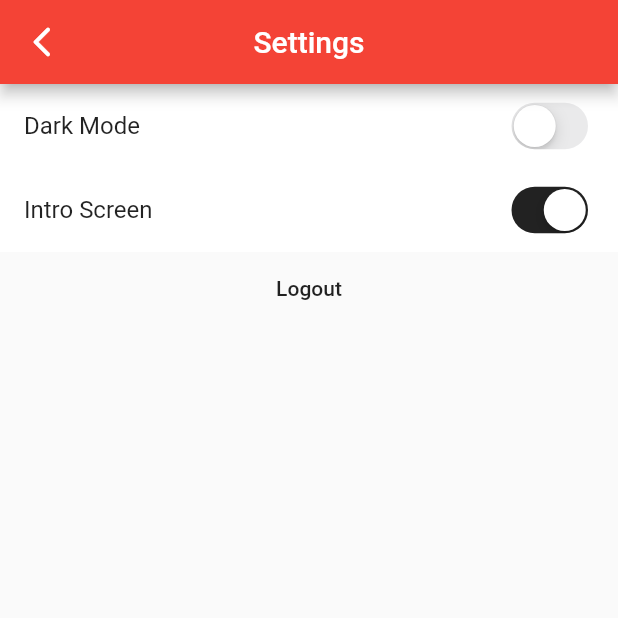
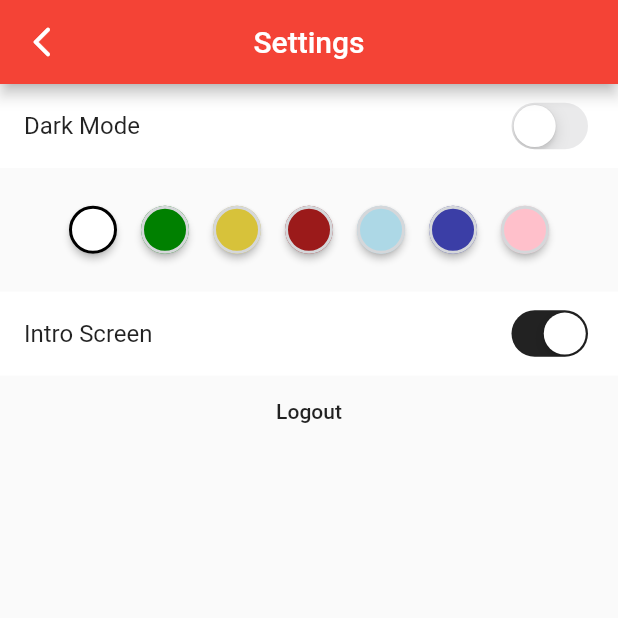
Before and after one commit to SaiVaraPrasad-3/college-navigation-, a Flutter app: the SettingsPage screen opened by its route, on a phone screen of 412 x 824 dp, the top half of it. Run offline on Flutter 3.47's test engine with Material 2 defaults, Android fonts, the phone set to English and light mode, and no system bars; our stand-ins replace firebase_auth, flutter_easyrefresh, geolocator, google_maps_flutter, google_sign_in, image_picker and 4 more; missing offline and left inert: autocomplete_textfield, circular_bottom_navigation, fancy_on_boarding; accounts and stored records are empty; network calls fail.

Commit message:
Changes in setting page

```diff
--- a/lib/controller/utils/constants.dart
+++ b/lib/controller/utils/constants.dart
@@ -1,4 +1,4 @@
-var db_host = "http://172.20.10.3:3000";
+var db_host = "http://192.168.0.9:3000";
 // var db_host = "http://192.168.0.6:3000";
 
 //to get images
--- a/lib/view/settings_page.dart
+++ b/lib/view/settings_page.dart
@@ -12,7 +12,36 @@ class _SettingsPageState extends State<SettingsPage> {
   bool intro = true;
   bool isLoggedIn = false;
   String savedUserid = '';
+  String colorName;
 
+//list of colors
+  static const List<_NamedColor> listOfColors = <_NamedColor>[
+    _NamedColor(Color(0xFFFFFFFF), '0xFFFFFFFF', "White"),
+    _NamedColor(Color(0xFF008000), '0xFF008000', "Green"),
+    _NamedColor(Color(0xFFD7C23A), '0xFFD7C23A', "Yellow"),
+    _NamedColor(Color(0xFF9B1A1A), '0xFF9B1A1A', "Red"),
+    _NamedColor(Color(0xFFADD8E6), '0xFFADD8E6', "Light Blue"),
+    _NamedColor(Color(0xFF3B3EA6), '0xFF3B3EA6', "Dark Blue"),
+    _NamedColor(Color(0xFFFFC0CB), '0xFFFFC0CB', "Pink"),
+  ];
+
+  Color _appColor = listOfColors.first.color;
+
+  // to handle the action when color changes
+  void _onColorChanged(_NamedColor value) async {
+    SharedPreferences preferences = await SharedPreferences.getInstance();
+
+    setState(() {
+      //storing hex value from color list in shared preference
+      preferences.setString("primaryColor", value.colorIntValue);
+      print(value.name + " " + value.colorIntValue);
+      DynamicTheme.of(context)
+          .setThemeData(ThemeData(primaryColor: value.color));
+      colorName = value.name;
+    });
+  }
+
+  // method to get the brightness of app
   _getBrightness() async {
     SharedPreferences prefs = await SharedPreferences.getInstance();
     setState(() {
@@ -20,6 +49,11 @@ class _SettingsPageState extends State<SettingsPage> {
     });
   }
 
+  // Future<void> signOut() async {
+  //   return _firebaseAuth.signOut();
+  // }
+
+  // method to check if intro page is enabled or not
   _getIntroPageOption() async {
     SharedPreferences preferences = await SharedPreferences.getInstance();
     setState(() {
@@ -28,6 +62,7 @@ class _SettingsPageState extends State<SettingsPage> {
     });
   }
 
+  // method to check if signed in or not
   _getSaveduserid() async {
     SharedPreferences preferences = await SharedPreferences.getInstance();
     setState(() {
@@ -41,11 +76,82 @@ class _SettingsPageState extends State<SettingsPage> {
     });
   }
 
+  // method to logout user
   _userLogout() async {
     SharedPreferences preferences = await SharedPreferences.getInstance();
     preferences.remove("userid");
     print("User successfully logged out");
     Navigator.of(context).pushReplacementNamed('/mainpage');
+  }
+
+  // widget to change the brightness
+  Widget changeBrightness() {
+    return Container(
+      color: darkTheme ? Colors.grey : Colors.white,
+      child: ListTile(
+        title: Text(
+          "Dark Mode",
+        ),
+        trailing: CupertinoSwitch(
+          activeColor: Colors.black87,
+          value: darkTheme,
+          onChanged: (bool value) {
+            DynamicTheme.of(context)
+                .setBrightness(darkTheme ? Brightness.light : Brightness.dark);
+            setState(() {
+              darkTheme = !darkTheme;
+            });
+          },
+        ),
+      ),
+    );
+  }
+
+  Widget changeIntroScreen() {
+    return Container(
+      color: darkTheme ? Colors.grey : Colors.white,
+      child: ListTile(
+        title: Text(
+          "Intro Screen",
+        ),
+        trailing: CupertinoSwitch(
+          activeColor: Colors.black87,
+          value: intro,
+          onChanged: (bool value) async {
+            SharedPreferences preferences =
+                await SharedPreferences.getInstance();
+            preferences.setBool('isIntroEnabled', intro ? false : true);
+            setState(() {
+              intro = !intro;
+            });
+          },
+        ),
+      ),
+    );
+  }
+
+  // widget to change color of app
+  Widget changeColor() {
+    return Container(
+      height: MediaQuery.of(context).size.height * 0.10,
+      child: Scrollbar(
+          child: Padding(
+        padding: EdgeInsets.all(8.0),
+        child: SingleChildScrollView(
+            scrollDirection: Axis.horizontal,
+            child: _ColorsItem(listOfColors, _appColor, _onColorChanged)),
+      )),
+    );
+  }
+
+  //widget to logout user
+  Widget logout() {
+    return FlatButton(
+      child: Text("Logout"),
+      onPressed: () {
+        _userLogout();
+      },
+    );
   }
 
   @override
@@ -62,57 +168,66 @@ class _SettingsPageState extends State<SettingsPage> {
         appBar: AppBar(
           title: Text("Settings"),
         ),
-        body: ListView(
-          children: <Widget>[
-            Container(
-              color: darkTheme ? Colors.grey : Colors.white,
-              child: ListTile(
-                title: Text(
-                  "Dark Mode",
-                ),
-                trailing: CupertinoSwitch(
-                  activeColor: Colors.black87,
-                  value: darkTheme,
-                  onChanged: (bool value) {
-                    DynamicTheme.of(context).setBrightness(
-                        darkTheme ? Brightness.light : Brightness.dark);
-                    setState(() {
-                      darkTheme = !darkTheme;
-                    });
-                  },
-                ),
-              ),
-            ),
-            Container(
-              color: darkTheme ? Colors.grey : Colors.white,
-              child: ListTile(
-                title: Text(
-                  "Intro Screen",
-                ),
-                trailing: CupertinoSwitch(
-                  activeColor: Colors.black87,
-                  value: intro,
-                  onChanged: (bool value) async {
-                    SharedPreferences preferences =
-                        await SharedPreferences.getInstance();
-                    preferences.setBool(
-                        'isIntroEnabled', intro ? false : true);
-                    setState(() {
-                      intro = !intro;
-                    });
-                  },
-                ),
-              ),
-            ),
-            isLoggedIn
-                ? FlatButton(
-                    child: Text("Logout"),
-                    onPressed: () {
-                      _userLogout();
-                    },
-                  )
-                : SizedBox()
-          ],
+        body: SingleChildScrollView(
+          child: Column(
+            children: <Widget>[
+              changeBrightness(),
+              darkTheme
+                  ? SizedBox(
+                      height: 0.5,
+                    )
+                  : changeColor(),
+              changeIntroScreen(),
+              isLoggedIn ? logout() : SizedBox()
+            ],
+          ),
         ));
   }
 }
+
+class _NamedColor {
+  const _NamedColor(this.color, this.colorIntValue, this.name);
+
+  final Color color;
+  final String colorIntValue;
+  final String name;
+}
+
+class _ColorsItem extends StatelessWidget {
+  const _ColorsItem(this.colors, this.selectedColor, this.onChanged);
+
+  final List<_NamedColor> colors;
+  final Color selectedColor;
+  final ValueChanged<_NamedColor> onChanged;
+
+  @override
+  Widget build(BuildContext context) {
+    return Row(
+      mainAxisAlignment: MainAxisAlignment.spaceEvenly,
+      children: colors.map<Widget>((_NamedColor namedColor) {
+        return RawMaterialButton(
+          onPressed: () {
+            onChanged(namedColor);
+          },
+          constraints: const BoxConstraints.tightFor(
+            width: 32.0,
+            height: 32.0,
+          ),
+          fillColor: namedColor.color,
+          shape: CircleBorder(
+            side: BorderSide(
+              color: namedColor.color == selectedColor
+                  ? Colors.black
+                  : const Color(0xFFD5D7DA),
+              width: 2.0,
+            ),
+          ),
+          child: Semantics(
+            value: namedColor.name,
+            selected: namedColor.color == selectedColor,
+          ),
+        );
+      }).toList(),
+    );
+  }
+}
--- a/pubspec.yaml
+++ b/pubspec.yaml
@@ -40,7 +40,10 @@ dependencies:
   fancy_on_boarding: ^1.2.0
   google_maps_webservice: ^0.0.14
   geolocator: ^5.0.0
-  google_sign_in: ^4.0.1+3
+  google_sign_in: ^4.0.6
+  flutter_backdrop: ^1.0.3 # for adding backdrop (drawer)
+  bubble_bottom_bar: ^1.2.0 # bottom navigation
+  flutter_staggered_grid_view: ^0.3.0 # grid view as in dashboard
 
 dev_dependencies:
   flutter_test:
```
Also changed, not shown: pubspec.lock, 1 other file.
